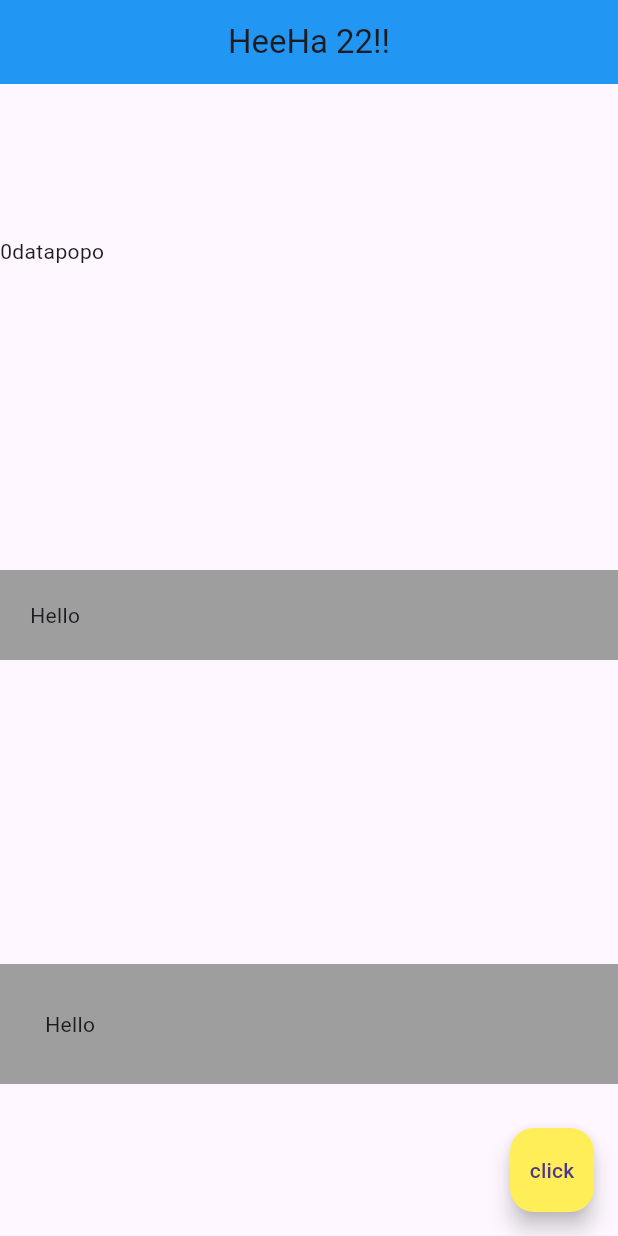
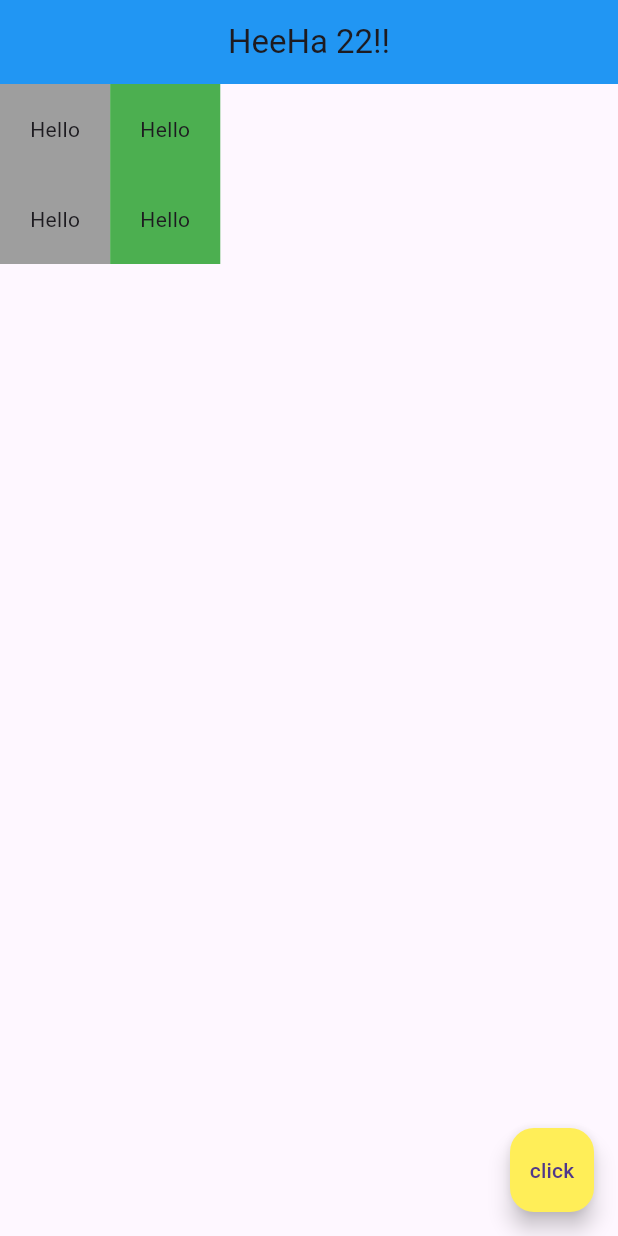
Before and after one commit to hangEX7749/flutter_first_app, a Flutter app: the screen it shows after launch, on a phone screen of 412 x 824 dp. Run offline on Flutter 3.47's test engine with Material 3 defaults, Android fonts, the phone set to English and light mode, and no system bars.

Commit message:
column,row 2

```diff
--- a/lib/main.dart
+++ b/lib/main.dart
@@ -14,27 +14,38 @@ class Home extends StatelessWidget {
         backgroundColor: Colors.blue[500],
       ),
       body: Column(
-          mainAxisAlignment: MainAxisAlignment.spaceAround,
+          mainAxisAlignment: MainAxisAlignment.start,
           crossAxisAlignment: CrossAxisAlignment.stretch,
           children: <Widget>[
-            const Row(
-              children: <Widget>[
-                  Text('0data'),
-                  Text('popo')
-                ],
-            ),
+            Row(
+              children: [
                 Container(
                   padding: const EdgeInsets.all(20),
                   color: Colors.grey,
                   child: const Text("Hello"),
                 ),
                 Container(
-              padding: const EdgeInsets.all(30),
+                  padding: const EdgeInsets.all(20),
+                  color: Colors.green,
+                  child: const Text("Hello"),
+                ),
+              ],
+            ),
+            Row(
+              children: [
+                Container(
+                  padding: const EdgeInsets.all(20),
                   color: Colors.grey,
                   child: const Text("Hello"),
                 ),
-          ]
+                Container(
+                  padding: const EdgeInsets.all(20),
+                  color: Colors.green,
+                  child: const Text("Hello"),
                 ),
+              ],
+            ),
+          ]),
       floatingActionButton: FloatingActionButton(
         onPressed: () {},
         foregroundColor: Colors.grey[788],
```
Lines whose indentation alone changed are shown as unchanged.
